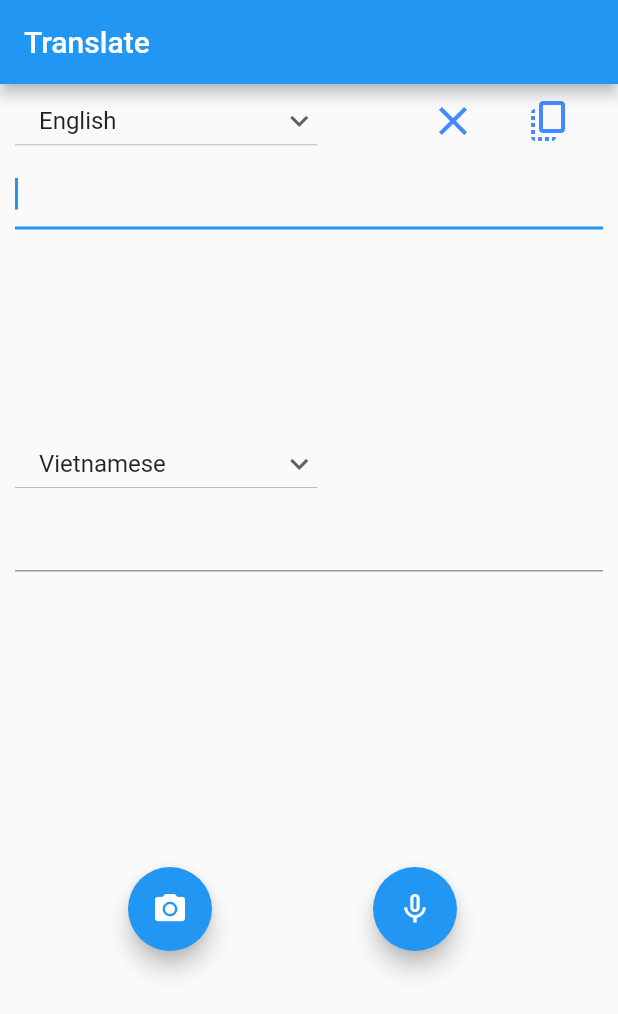
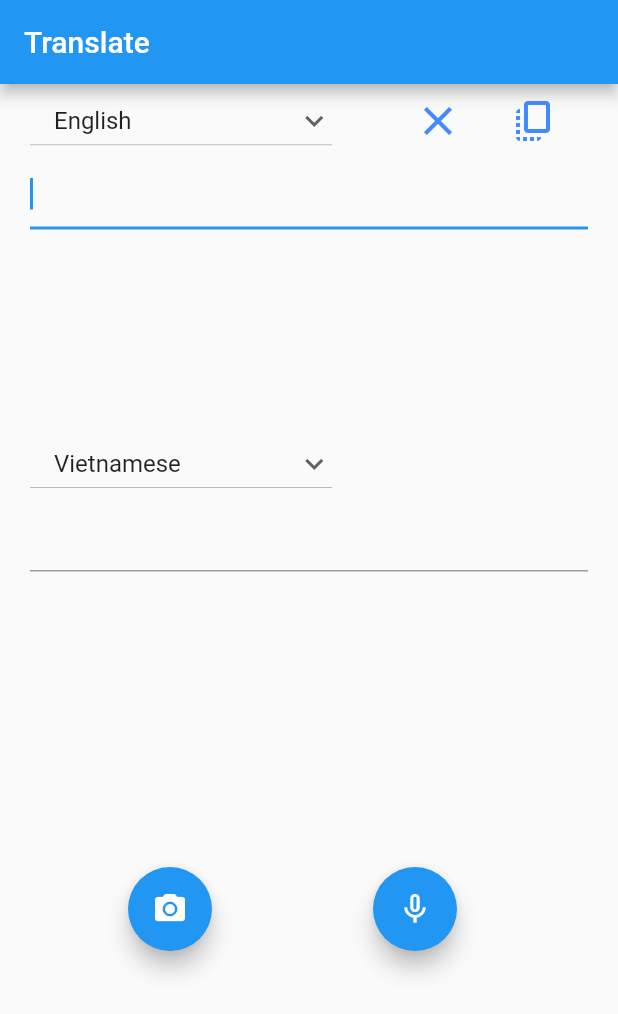
Before and after one commit to thichuong/MobileAppTranslate, a Flutter app: the screen it shows after launch, on a phone screen of 412 x 824 dp. Shown: the top 1014 px of the screen. Run offline on Flutter 3.47's test engine with Material 2 defaults, Android fonts, the phone set to English and light mode, and no system bars; drawn by our look-alikes of avatar_glow, dropdown_button2; our stand-ins replace speech_to_text; missing offline and left inert: flutter_mobile_vision_2, translator.

Commit message:
Update UI

```diff
--- a/lib/Pages/HomeScreen/Component/TranslateForm.dart
+++ b/lib/Pages/HomeScreen/Component/TranslateForm.dart
@@ -55,8 +55,8 @@ class _TranslateForm extends State<TranslateForm> {
   void ClearOnPress()
   {
     setState(()  {
+      OutputTextController.text = '';
       InputTextController!.text = '';
-      OutputTextController.text = '';
     });
   }
 
@@ -96,6 +96,7 @@ class _TranslateForm extends State<TranslateForm> {
 
   @override
   Widget build(BuildContext context) {
+    //Lay su kien thay doi chuoi text
     InputTextController!.addListener(() {
       translatext(InputTextController!.text);
     });
@@ -104,6 +105,11 @@ class _TranslateForm extends State<TranslateForm> {
       mainAxisAlignment: MainAxisAlignment.spaceBetween,
       mainAxisSize: MainAxisSize.max,
       crossAxisAlignment: CrossAxisAlignment.center,
+      children: <Widget>[
+        new Container(
+          padding: const EdgeInsets.symmetric(horizontal: 10.0, vertical: 0.0),
+          child: Column(
+            mainAxisAlignment: MainAxisAlignment.start,
             children: <Widget>[
               new Container(
                 padding: const EdgeInsets.symmetric(horizontal: 10.0, vertical: 0.0),
@@ -131,6 +137,14 @@ class _TranslateForm extends State<TranslateForm> {
                         //translatext(text);
                       },
                     ),
+                  ],
+                ),
+              ),
+              new Container(
+                padding: const EdgeInsets.symmetric(horizontal: 10.0, vertical: 0.0),
+                child: Column(
+                  mainAxisAlignment: MainAxisAlignment.start,
+                  children: <Widget>[
                     new DropdownButtonLanguage(
                       selectedValue : ToLanguage,
                       onChanged: (value)
@@ -146,6 +160,9 @@ class _TranslateForm extends State<TranslateForm> {
                     ),
                   ],
                 ),
+              ),
+            ],
+          ),
           height: 500,
         ),
       ],
```
Also changed, not shown: 1 other file. Lines whose indentation alone changed are shown as unchanged.
